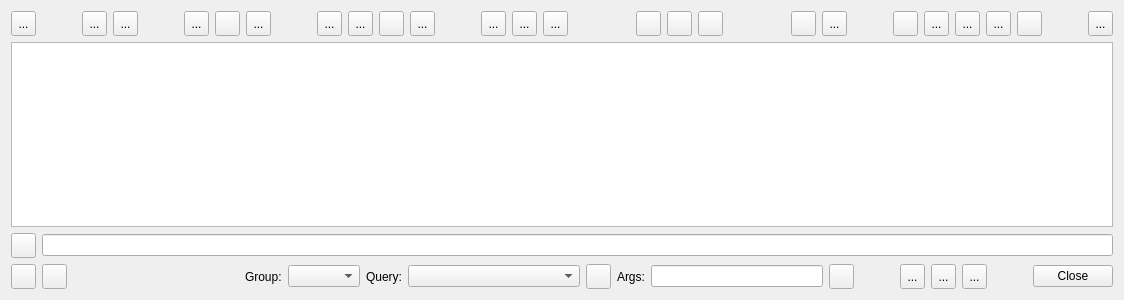
pyCGNS/pyCGNS, file CGNS/NAV/T/Q7TreeWindow.ui: the form before one commit.
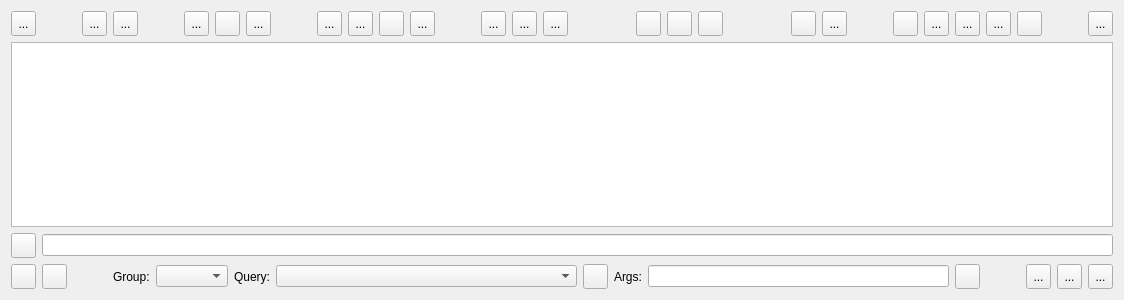
The form after the commit. Icons and pictures are not drawn. Custom widgets are drawn as their Qt base class.

What changed in the file:
```diff
--- a/CGNS/NAV/T/Q7TreeWindow.ui
+++ b/CGNS/NAV/T/Q7TreeWindow.ui
@@ -931,7 +931,7 @@
         <enum>Qt::Horizontal</enum>
        </property>
        <property name="sizeType">
-        <enum>QSizePolicy::Expanding</enum>
+        <enum>QSizePolicy::Minimum</enum>
        </property>
        <property name="sizeHint" stdset="0">
         <size>
@@ -1132,29 +1132,6 @@
        </property>
       </widget>
      </item>
-     <item>
-      <spacer name="horizontalSpacer_8">
-       <property name="orientation">
-        <enum>Qt::Horizontal</enum>
-       </property>
-       <property name="sizeType">
-        <enum>QSizePolicy::Fixed</enum>
-       </property>
-       <property name="sizeHint" stdset="0">
-        <size>
-         <width>40</width>
-         <height>20</height>
-        </size>
-       </property>
-      </spacer>
-     </item>
-     <item>
-      <widget class="QPushButton" name="bClose">
-       <property name="text">
-        <string>Close</string>
-       </property>
-      </widget>
-     </item>
     </layout>
    </item>
   </layout>
```
Left out of the diff: 3 changed lines with no effect on the pictures.
